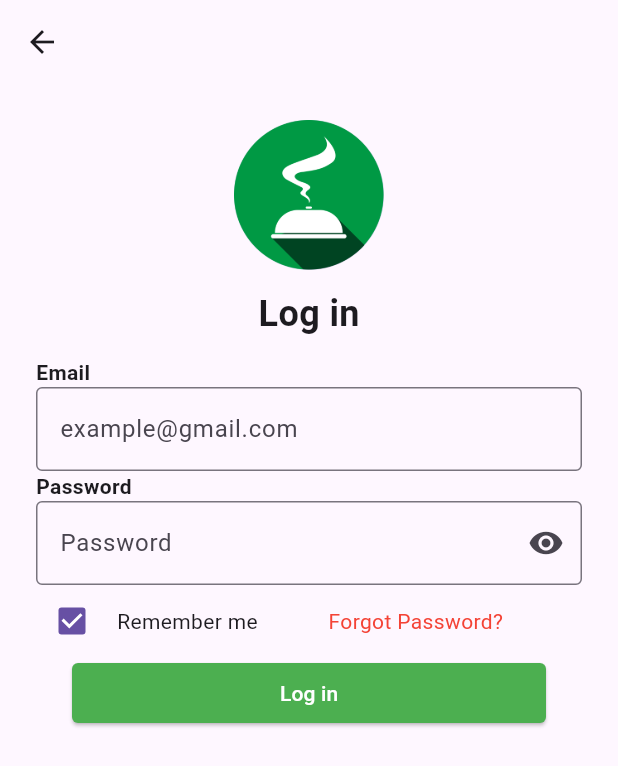
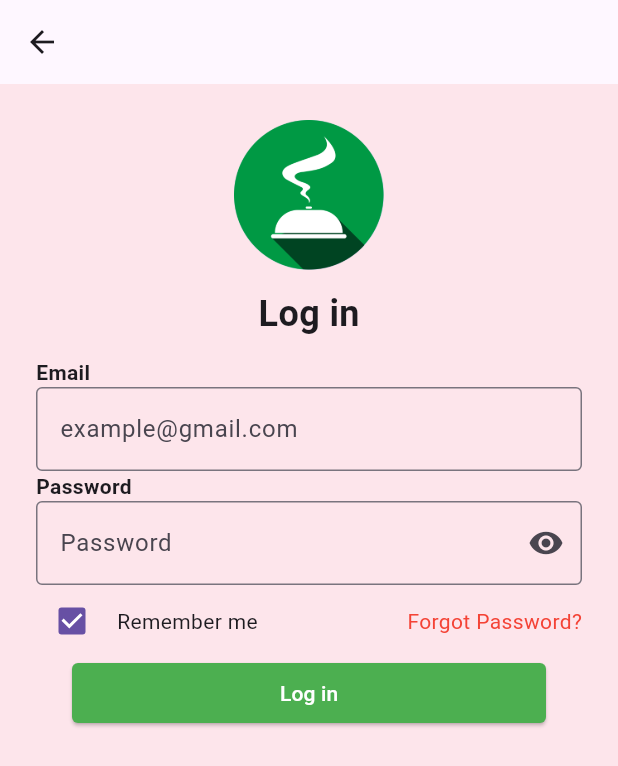
Before and after one commit to shivsah9/auth_app, a Flutter app: the SigninView screen opened by its route, on a phone screen of 412 x 824 dp. Shown: the top 766 px of the screen. Run offline on Flutter 3.47's test engine with Material 3 defaults, Android fonts, the phone set to English and light mode, and no system bars; our stand-ins replace get.

```diff
--- a/lib/app/modules/signin/controllers/signin_controller.dart
+++ b/lib/app/modules/signin/controllers/signin_controller.dart
@@ -1,14 +1,18 @@
+import 'package:flutter/material.dart';
 import 'package:get/get.dart';
 
+import '../../../routes/app_pages.dart';
+
 class SigninController extends GetxController {
-  //TODO: Implement SigninController
-
   final count = 0.obs;
 
   var isChecked = true.obs;
 
   var isPasswordVisible = false.obs;
 
+  var userNameController = TextEditingController();
+
+  var passwordController = TextEditingController();
 
   @override
   void onInit() {
@@ -25,5 +29,9 @@ class SigninController extends GetxController {
     super.onClose();
   }
 
+  void gotoForget() {
+    Get.toNamed(Routes.FORGOT_PASSWORD);
+  }
+
   void increment() => count.value++;
 }
--- a/lib/app/modules/signin/views/signin_view.dart
+++ b/lib/app/modules/signin/views/signin_view.dart
@@ -1,3 +1,4 @@
+import 'package:auth_app/app/routes/app_pages.dart';
 import 'package:flutter/material.dart';
 
 import 'package:get/get.dart';
@@ -10,8 +11,11 @@ class SigninView extends GetView<SigninController> {
   Widget build(BuildContext context) {
     return Scaffold(
         appBar: AppBar(),
-        body: Padding(
+        body: Container(
+          height: Get.height,
           padding: EdgeInsets.all(24),
+          decoration: BoxDecoration(color: Colors.red.withOpacity(0.1)),
+          child: SingleChildScrollView(
             child: Column(
               children: [
                 CircleAvatar(
@@ -36,9 +40,11 @@ class SigninView extends GetView<SigninController> {
                     alignment: Alignment.centerLeft,
                     child: Text(
                       'Email',
-                    style: TextStyle(fontWeight: FontWeight.w700, fontSize: 14),
+                      style:
+                          TextStyle(fontWeight: FontWeight.w700, fontSize: 14),
                     )),
                 TextFormField(
+                  controller: controller.userNameController,
                   decoration: InputDecoration(
                     hintText: 'example@gmail.com',
                     border: OutlineInputBorder(
@@ -49,10 +55,12 @@ class SigninView extends GetView<SigninController> {
                     alignment: Alignment.centerLeft,
                     child: Text(
                       'Password',
-                    style: TextStyle(fontWeight: FontWeight.w700, fontSize: 14),
+                      style:
+                          TextStyle(fontWeight: FontWeight.w700, fontSize: 14),
                     )),
                 Obx(
                   () => TextFormField(
+                    controller: controller.passwordController,
                     obscureText: controller.isPasswordVisible.value,
                     decoration: InputDecoration(
                       hintText: 'Password',
@@ -85,12 +93,18 @@ class SigninView extends GetView<SigninController> {
                       width: 6,
                     ),
                     Text('Remember me'),
-                  SizedBox(
-                    width: 47,
-                  ),
-                  Text(
+                    Spacer(),
+                    InkWell(
+                      onTap: () {
+                        Get.toNamed(Routes.FORGOT_PASSWORD, arguments: [
+                          controller.userNameController.text,
+                          controller.passwordController.text
+                        ]);
+                      },
+                      child: Text(
                         'Forgot Password?',
                         style: TextStyle(color: Colors.red),
+                      ),
                     ),
                   ],
                 ),
@@ -99,8 +113,8 @@ class SigninView extends GetView<SigninController> {
                   padding: const EdgeInsets.symmetric(horizontal: 24),
                   child: ElevatedButton(
                     onPressed: () {
-                    // go to signin page
-                    // Get.toNamed(Routes.SIGNIN);
+                      print(controller.passwordController.text);
+                      print(controller.userNameController.text);
                     },
                     child: Text("Log in"),
                     style: ElevatedButton.styleFrom(
@@ -114,6 +128,7 @@ class SigninView extends GetView<SigninController> {
                 ),
               ],
             ),
+          ),
         ));
   }
 }
--- a/lib/app/routes/app_routes.dart
+++ b/lib/app/routes/app_routes.dart
@@ -6,6 +6,7 @@ abstract class Routes {
   static const HOME = _Paths.HOME;
   static const SIGNIN = _Paths.SIGNIN;
   static const SIGNUP = _Paths.SIGNUP;
+  static const FORGOT_PASSWORD = _Paths.FORGOT_PASSWORD;
 }
 
 abstract class _Paths {
@@ -13,4 +14,5 @@ abstract class _Paths {
   static const HOME = '/home';
   static const SIGNIN = '/signin';
   static const SIGNUP = '/signup';
+  static const FORGOT_PASSWORD = '/forgot-password';
 }
```
Also changed, not shown: lib/app/modules/forgot_password/bindings/forgot_password_binding.dart (added, +12 -0 lines), lib/app/modules/forgot_password/controllers/forgot_password_controller.dart (added, +25 -0 lines), lib/app/modules/forgot_password/views/forgot_password_view.dart (added, +24 -0 lines), lib/app/routes/app_pages.dart (+7 -0 lines). Lines whose indentation alone changed are shown as unchanged.
